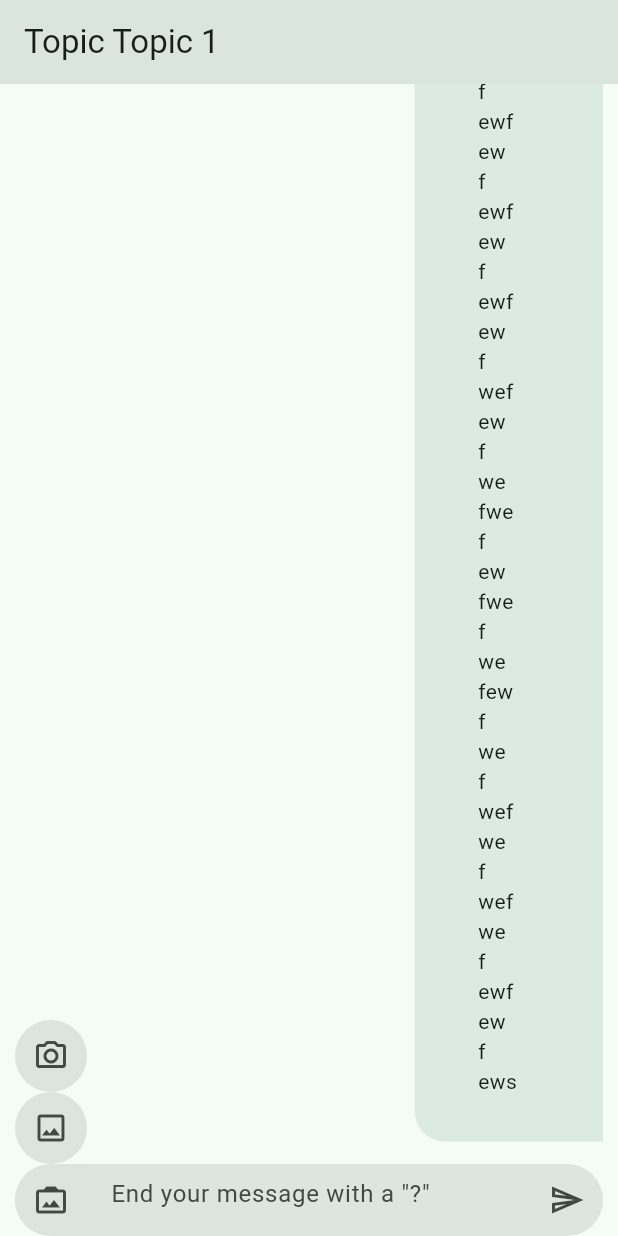
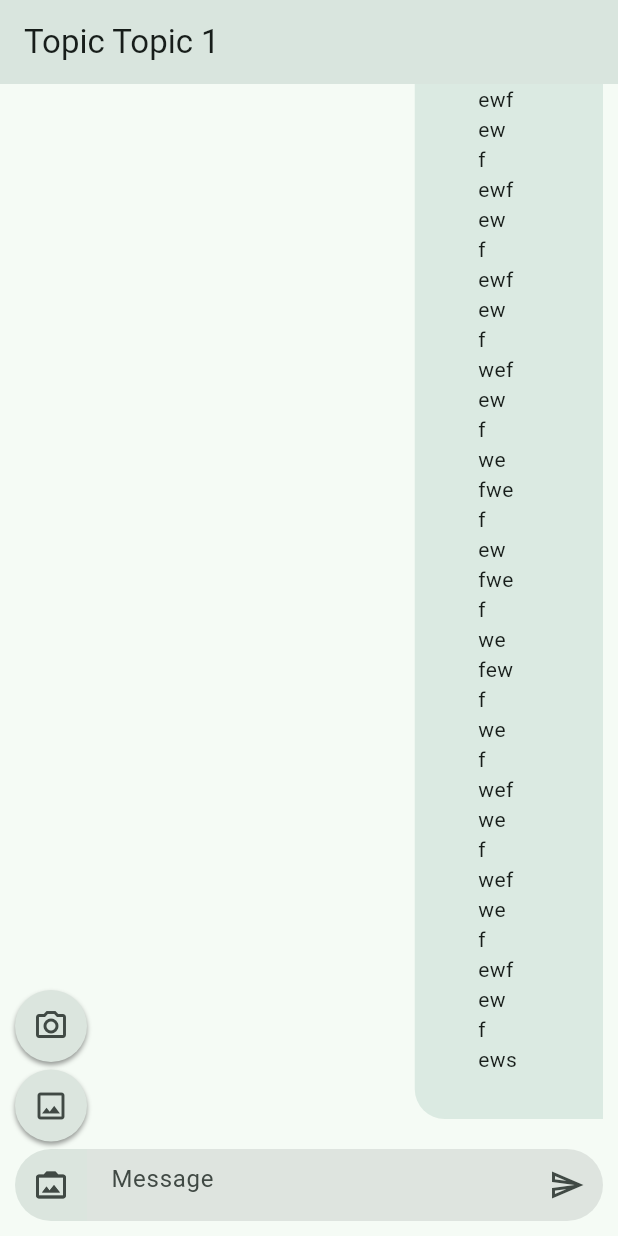
Before and after one commit to JPACDO/ai_tutor_quiz, a Flutter app: the TopicScreen screen opened directly with sample values from the repository, after a tap on the "photo camera back" icon, on a phone screen of 412 x 824 dp. Run offline on Flutter 3.47's test engine with Material 3 defaults, Android fonts, the phone set to English and light mode, and no system bars; our stand-ins replace envied, flutter_markdown, flutter_riverpod, go_router, google_generative_ai, image_picker and 1 more; generated files the repository leaves out were written again.

Commit message:
mejora interfaz chat padding y icono imagen elebacion

```diff
--- a/lib/presentation/pages/screens/chat/topic_screen.dart
+++ b/lib/presentation/pages/screens/chat/topic_screen.dart
@@ -65,12 +65,16 @@ class _ChatViewState extends ConsumerState<_ChatView> {
                     itemBuilder: (context, index) {
                       final message = messagesList[index];
                       if (message == null) {
-                        return const Center(child: CircularProgressIndicator());
+                        return const Padding(
+                          padding: EdgeInsets.all(8.0),
+                          child: Center(child: CircularProgressIndicator()),
+                        );
                       }
                       return (message.sender == SenderType.user)
                           ? MyMessageBubble(message: message)
                           : NoMyMessageBubble(message: message);
                     })),
+            const SizedBox(height: 5),
 
             /// Caja de texto de mensajes
             MessageFieldBox(
@@ -95,6 +99,7 @@ class _ChatViewState extends ConsumerState<_ChatView> {
                 //     .updateTopic(topic: chatTopic);
               },
             ),
+            const SizedBox(height: 10),
           ],
         ),
       ),
--- a/lib/presentation/pages/views/main_tutor_quiz/topics_view.dart
+++ b/lib/presentation/pages/views/main_tutor_quiz/topics_view.dart
@@ -29,6 +29,7 @@ class TopicsViewState extends ConsumerState<TopicsView> {
         title: const Text('Topics View'),
       ),
       body: GridView.builder(
+        padding: const EdgeInsets.all(20),
         itemCount: topics.length,
         gridDelegate: const SliverGridDelegateWithFixedCrossAxisCount(
           crossAxisCount: 2,
--- a/lib/presentation/widgets/chat/no_my_message_bubble.dart
+++ b/lib/presentation/widgets/chat/no_my_message_bubble.dart
@@ -27,8 +27,6 @@ class NoMyMessageBubble extends StatelessWidget {
                 topRight: Radius.circular(20),
                 bottomRight: Radius.circular(20),
               )),
-          child: Padding(
-            padding: const EdgeInsets.symmetric(horizontal: 20, vertical: 10),
           child: Markdown(
               data: message.content,
               shrinkWrap: true,
@@ -40,10 +38,6 @@ class NoMyMessageBubble extends StatelessWidget {
                   throw Exception('Could not launch $href');
                 }
               }),
-            // SelectableText(
-            //   message.content,
-            // ),
-          ),
         ),
         const SizedBox(height: 5),
         (message.imgUrl != null) ? _ImageBubble(message.imgUrl!) : Container(),
--- a/lib/presentation/widgets/shared/expanded_icon.dart
+++ b/lib/presentation/widgets/shared/expanded_icon.dart
@@ -7,12 +7,16 @@ class IconButtonDropdown extends StatefulWidget {
       this.iconOpen,
       required this.iconClosed,
       this.decoration,
-      this.offset});
+      this.offset,
+      this.separation = 5.0,
+      this.elevation = 2.0});
   final List<Widget> children;
   final Icon? iconOpen;
   final Icon iconClosed;
   final BoxDecoration? decoration;
   final Offset? offset;
+  final double separation;
+  final double elevation;
 
   @override
   State<IconButtonDropdown> createState() => _IconButtonDropdownState();
@@ -28,7 +32,8 @@ class _IconButtonDropdownState extends State<IconButtonDropdown> {
     final renderBox = context.findRenderObject() as RenderBox;
     final size = renderBox.size;
 
-    final offset = widget.offset ?? Offset(0, -48.0 * widget.children.length);
+    final offset = widget.offset ??
+        Offset(0, -(48.0 + widget.separation) * widget.children.length);
 
     entry = OverlayEntry(
       builder: (context) => Positioned(
@@ -77,11 +82,22 @@ class _IconButtonDropdownState extends State<IconButtonDropdown> {
         BoxDecoration(
           color: Theme.of(context).colorScheme.surfaceVariant,
           borderRadius: BorderRadius.circular(40),
+          boxShadow: [
+            BoxShadow(
+              color: Theme.of(context).colorScheme.shadow.withAlpha(100),
+              blurRadius: widget.elevation,
+              spreadRadius: 0.0,
+              offset: Offset(0.0, widget.elevation),
+            ),
+          ],
         );
 
     for (var i = 0; i < widget.children.length; i++) {
       childrenWidgets.add(
-        Container(decoration: finalDecaration, child: widget.children[i]),
+        Container(
+            margin: EdgeInsets.only(bottom: widget.separation),
+            decoration: finalDecaration,
+            child: widget.children[i]),
       );
     }
 
@@ -92,14 +108,11 @@ class _IconButtonDropdownState extends State<IconButtonDropdown> {
       child: Column(
         children: [
           ...childrenWidgets,
-          Container(
-            decoration: finalDecaration,
-            child: IconButton(
-              icon: widget.iconOpen ?? widget.iconClosed,
-              onPressed: () {
-                hideOverlay();
-              },
-            ),
+          IconButton(
+            icon: widget.iconOpen ?? widget.iconClosed,
+            onPressed: () {
+              hideOverlay();
+            },
           ),
         ],
       ),
--- a/lib/presentation/widgets/shared/message_field_box.dart
+++ b/lib/presentation/widgets/shared/message_field_box.dart
@@ -20,7 +20,7 @@ class MessageFieldBox extends StatelessWidget {
         ));
 
     final inputDecoration = InputDecoration(
-      hintText: 'End your message with a "?"',
+      hintText: 'Message',
       enabledBorder: outlineInputBorder,
       focusedBorder: outlineInputBorder,
       filled: true,
```
Lines whose indentation alone changed are shown as unchanged.
